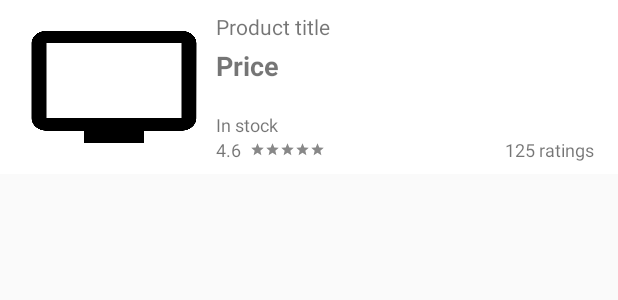
After one commit to ollesate/WalmartLab, an Android app: the layout product_item.xml on its own in the app's theme, with its tools: preview values and no code run, on a phone screen of 412 x 824 dp. The commit adds this screen. Shown: the top 300 px of the screen. Run offline under Robolectric (Android 15) with nearby library versions, the phone set to English and light mode, and no system bars; network calls fail.

Commit message:
Added content description and reformat

```diff
--- a/app/src/main/java/com/sjoholm/olof/walmartlab/ProductRecyclerViewAdapter.java
+++ b/app/src/main/java/com/sjoholm/olof/walmartlab/ProductRecyclerViewAdapter.java
@@ -26,7 +26,7 @@ class ProductRecyclerViewAdapter extends RecyclerView.Adapter<ProductHolder> imp
     @Override
     public ProductHolder onCreateViewHolder(ViewGroup parent, int viewType) {
         LayoutInflater inflater = LayoutInflater.from(parent.getContext());
-        return new ProductHolder(inflater.inflate(R.layout.item, parent, false));
+        return new ProductHolder(inflater.inflate(R.layout.product_item, parent, false));
     }
 
     @Override
--- a/app/src/main/res/layout/activity_product_detail.xml
+++ b/app/src/main/res/layout/activity_product_detail.xml
@@ -1,6 +1,5 @@
 <?xml version="1.0" encoding="utf-8"?>
 <FrameLayout xmlns:android="http://schemas.android.com/apk/res/android"
-    xmlns:tools="http://schemas.android.com/tools"
     android:layout_width="match_parent"
     android:layout_height="match_parent">
 
--- /dev/null
+++ b/app/src/main/res/layout/product_item.xml
@@ -0,0 +1,108 @@
+<RelativeLayout xmlns:android="http://schemas.android.com/apk/res/android"
+    xmlns:tools="http://schemas.android.com/tools"
+    android:layout_width="match_parent"
+    android:layout_height="wrap_content"
+    android:layout_marginBottom="1dp"
+    android:background="#fff"
+    android:orientation="vertical"
+    android:paddingBottom="8dp"
+    android:paddingEnd="16dp"
+    android:paddingStart="16dp"
+    android:paddingTop="8dp">
+
+    <ImageView
+        android:id="@+id/product_image"
+        android:layout_width="wrap_content"
+        android:layout_height="wrap_content"
+        android:layout_marginEnd="8dp"
+        android:contentDescription="@string/product_content_description_image"
+        tools:src="@drawable/example_product" />
+
+    <TextView
+        android:id="@+id/product_name"
+        android:layout_width="wrap_content"
+        android:layout_height="wrap_content"
+        android:layout_alignParentEnd="true"
+        android:layout_toEndOf="@id/product_image"
+        tools:text="Product title" />
+
+    <TextView
+        android:id="@+id/price"
+        style="@style/style_price"
+        android:layout_width="wrap_content"
+        android:layout_height="wrap_content"
+        android:layout_alignParentEnd="true"
+        android:layout_below="@id/product_name"
+        android:layout_toEndOf="@id/product_image"
+        tools:text="Price" />
+
+    <TextView
+        android:id="@+id/review_rating"
+        android:layout_width="wrap_content"
+        android:layout_height="wrap_content"
+        android:layout_alignBottom="@id/product_image"
+        android:layout_toEndOf="@id/product_image"
+        android:textSize="12sp"
+        tools:text="4.6" />
+
+    <LinearLayout
+        android:id="@+id/star_holder"
+        android:layout_width="wrap_content"
+        android:layout_height="wrap_content"
+        android:layout_alignBottom="@id/review_rating"
+        android:layout_alignTop="@id/review_rating"
+        android:layout_marginStart="6dp"
+        android:layout_toEndOf="@id/review_rating"
+        android:gravity="center_vertical">
+
+        <ImageView
+            android:layout_width="wrap_content"
+            android:layout_height="wrap_content"
+            android:contentDescription="@string/product_content_description_star"
+            android:src="@drawable/ic_star_empty" />
+
+        <ImageView
+            android:layout_width="wrap_content"
+            android:layout_height="wrap_content"
+            android:contentDescription="@string/product_content_description_star"
+            android:src="@drawable/ic_star_empty" />
+
+        <ImageView
+            android:layout_width="wrap_content"
+            android:layout_height="wrap_content"
+            android:contentDescription="@string/product_content_description_star"
+            android:src="@drawable/ic_star_empty" />
+
+        <ImageView
+            android:layout_width="wrap_content"
+            android:layout_height="wrap_content"
+            android:contentDescription="@string/product_content_description_star"
+            android:src="@drawable/ic_star_empty" />
+
+        <ImageView
+            android:layout_width="wrap_content"
+            android:layout_height="wrap_content"
+            android:contentDescription="@string/product_content_description_star"
+            android:src="@drawable/ic_star_empty" />
+
+    </LinearLayout>
+
+    <TextView
+        android:id="@+id/in_stock"
+        android:layout_width="wrap_content"
+        android:layout_height="wrap_content"
+        android:layout_above="@id/review_rating"
+        android:layout_toEndOf="@id/product_image"
+        android:textSize="12sp"
+        tools:text="In stock" />
+
+    <TextView
+        android:id="@+id/review_count"
+        android:layout_width="wrap_content"
+        android:layout_height="wrap_content"
+        android:layout_alignBottom="@id/product_image"
+        android:layout_alignParentEnd="true"
+        android:textSize="12sp"
+        tools:text="125 ratings" />
+
+</RelativeLayout>
--- a/app/src/main/res/values/strings.xml
+++ b/app/src/main/res/values/strings.xml
@@ -5,5 +5,7 @@
     <string name="product_rating_count_singular">%s rating</string>
     <string name="product_in_stock">In stock</string>
     <string name="product_out_of_stock">Out of stock</string>
+    <string name="product_content_description_image">Image of product</string>
+    <string name="product_content_description_star">Star for review</string>
 
 </resources>
```
Also changed, not shown: app/src/main/res/layout-land/product_detail.xml (+53 -47 lines), app/src/main/res/layout/item.xml (deleted, +0 -102 lines), app/src/main/res/layout/product_detail.xml (+43 -42 lines).
